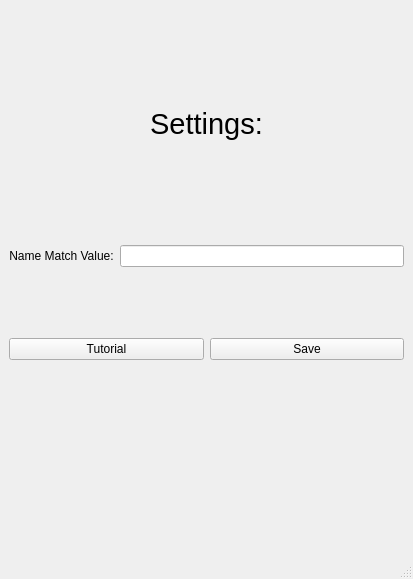
First picture: the form in src/code/settingsUI.ui, repository andrewh1011/project_elevate, before the edit.
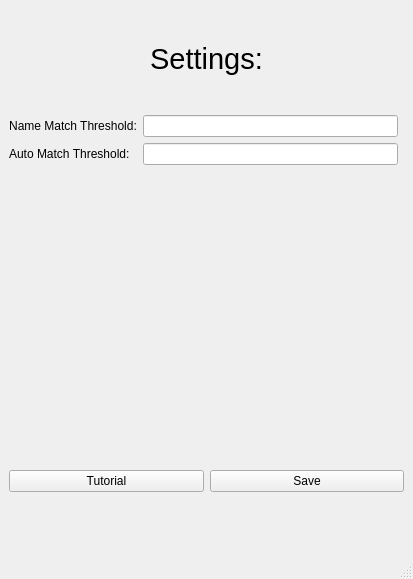
Second picture: the form after the edit.

Commit message: allow auto name matching and considering multiple matches

Diff of the .ui file:
```diff
--- a/src/code/settingsUI.ui
+++ b/src/code/settingsUI.ui
@@ -37,43 +37,7 @@
       </property>
      </widget>
     </item>
-    <item row="1" column="0">
-     <layout class="QVBoxLayout" name="settingVLay">
-      <item>
-       <widget class="QLabel" name="matchLabel">
-        <property name="font">
-         <font>
-          <family>Arial</family>
-         </font>
-        </property>
-        <property name="text">
-         <string>Name Match Value:</string>
-        </property>
-        <property name="alignment">
-         <set>Qt::AlignCenter</set>
-        </property>
-       </widget>
-      </item>
-     </layout>
-    </item>
-    <item row="1" column="1">
-     <layout class="QVBoxLayout" name="settingVLay2">
-      <item>
-       <widget class="QLineEdit" name="nameMatch">
-        <property name="maximumSize">
-         <size>
-          <width>500</width>
-          <height>16777215</height>
-         </size>
-        </property>
-        <property name="text">
-         <string/>
-        </property>
-       </widget>
-      </item>
-     </layout>
-    </item>
-    <item row="2" column="0" colspan="2">
+    <item row="3" column="0" colspan="2">
      <layout class="QHBoxLayout" name="settingHLay">
       <item>
        <widget class="QPushButton" name="tutorialBtn">
@@ -101,7 +65,7 @@
       </item>
      </layout>
     </item>
-    <item row="3" column="0" colspan="2">
+    <item row="5" column="0" colspan="2">
      <widget class="QLabel" name="actionLabel">
       <property name="sizePolicy">
        <sizepolicy hsizetype="Preferred" vsizetype="Preferred">
@@ -123,6 +87,51 @@
       </property>
      </widget>
     </item>
+    <item row="2" column="1">
+     <layout class="QVBoxLayout" name="settingVLay2"/>
+    </item>
+    <item row="1" column="0" rowspan="2">
+     <layout class="QFormLayout" name="formLayout">
+      <item row="0" column="0">
+       <widget class="QLabel" name="matchLabel">
+        <property name="font">
+         <font>
+          <family>Arial</family>
+         </font>
+        </property>
+        <property name="text">
+         <string>Name Match Threshold:</string>
+        </property>
+        <property name="alignment">
+         <set>Qt::AlignCenter</set>
+        </property>
+       </widget>
+      </item>
+      <item row="0" column="1">
+       <widget class="QLineEdit" name="nameMatchThreshold">
+        <property name="maximumSize">
+         <size>
+          <width>500</width>
+          <height>16777215</height>
+         </size>
+        </property>
+        <property name="text">
+         <string/>
+        </property>
+       </widget>
+      </item>
+      <item row="1" column="0">
+       <widget class="QLabel" name="popupLabel">
+        <property name="text">
+         <string>Auto Match Threshold:</string>
+        </property>
+       </widget>
+      </item>
+      <item row="1" column="1">
+       <widget class="QLineEdit" name="autoMatchThreshold"/>
+      </item>
+     </layout>
+    </item>
    </layout>
   </widget>
   <widget class="QMenuBar" name="menubar">
```
The commit also changes 5 other files.
